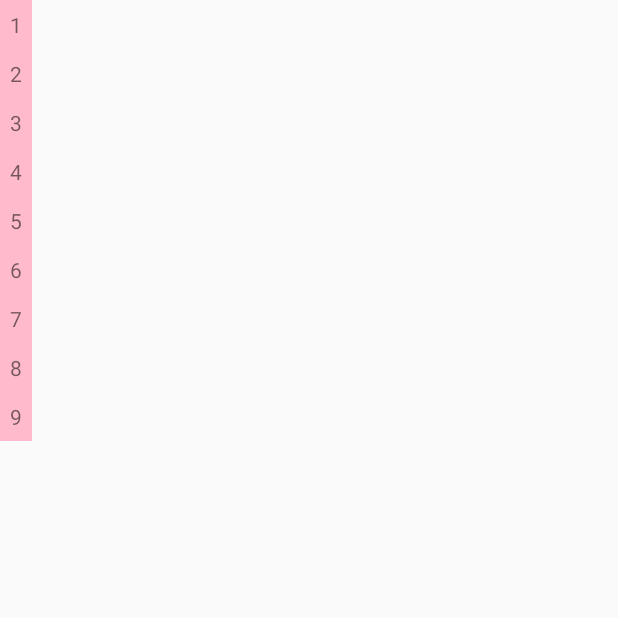
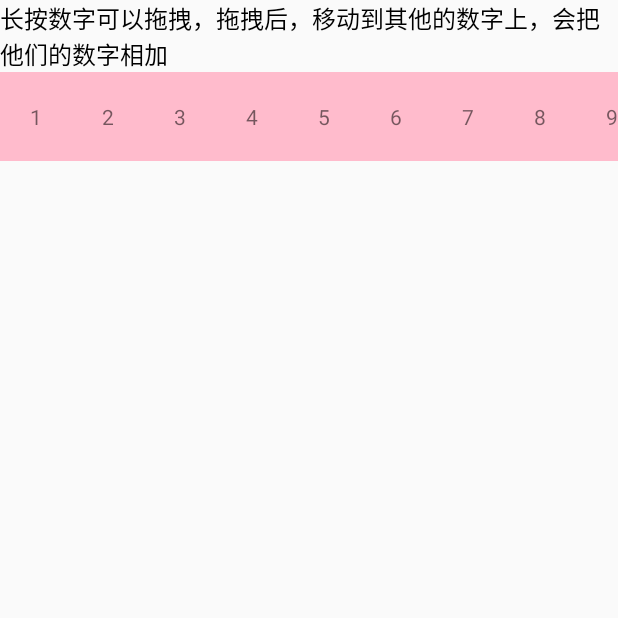
Before and after one commit to lx610/MyDemo, an Android app: the DragActivity screen opened directly, with no data from a screen before it, on a phone screen of 412 x 824 dp, the top half of it. Run offline under Robolectric (Android 15) with nearby library versions, the phone set to English and light mode, and no system bars; our stand-ins replace ButterKnife, CircleImageView.

Commit message:
增加dragActivity的说明

```diff
--- a/app/src/main/java/com/demo/lixuan/mydemo/MainActivity.java
+++ b/app/src/main/java/com/demo/lixuan/mydemo/MainActivity.java
@@ -78,8 +78,6 @@ public class  MainActivity extends BaseActivity {
         mLlBtContainer.addView(generateBtToStartActivity(new HttpActivity()));
         mLlBtContainer.addView(generateBtToStartActivity(new TextViewActivity()));
 
-
-
     }
 
     @Override
--- a/app/src/main/java/com/demo/lixuan/mydemo/animation/drag/DragActivity.java
+++ b/app/src/main/java/com/demo/lixuan/mydemo/animation/drag/DragActivity.java
@@ -26,7 +26,8 @@ public class DragActivity extends BaseActivity {
 
     @Override
     public int getLayoutResId() {
-        return R.layout.layout_only_gridlayout;
+//        return R.layout.layout_only_gridlayout;
+        return R.layout.activity_drag;
     }
 
     @Override
--- a/app/src/main/java/com/demo/lixuan/mydemo/base/BaseActivity.java
+++ b/app/src/main/java/com/demo/lixuan/mydemo/base/BaseActivity.java
@@ -99,13 +99,13 @@ public abstract class BaseActivity extends AppCompatActivity {
     public View generateTextButton(String buttonName, View.OnClickListener oncliclickLiener) {
         TextView textBt=new TextView(this);
         LinearLayout.LayoutParams params=new LinearLayout.LayoutParams(ViewGroup.LayoutParams.WRAP_CONTENT, ViewGroup.LayoutParams.WRAP_CONTENT);
-        params.setMargins(10,10,10,10);
+        params.setMargins(30,30,30,30);
         textBt.setLayoutParams(params);
         textBt.setText(buttonName);
         if (Build.VERSION.SDK_INT >= Build.VERSION_CODES.LOLLIPOP) {
             textBt.setBackground(getDrawable(R.color.pink));
         }
-        textBt.setPadding(10,10,10,10);
+        textBt.setPadding(30,30,30,30);
         textBt.setOnClickListener(oncliclickLiener);
         return textBt;
     }
--- /dev/null
+++ b/app/src/main/res/layout/activity_drag.xml
@@ -0,0 +1,17 @@
+<?xml version="1.0" encoding="utf-8"?>
+<LinearLayout
+    xmlns:android="http://schemas.android.com/apk/res/android"
+    android:orientation="vertical"
+    android:layout_width="match_parent"
+    android:layout_height="match_parent">
+    <TextView
+        android:text="长按数字可以拖拽，拖拽后，移动到其他的数字上，会把他们的数字相加"
+        android:textSize="16sp"
+        android:textColor="@color/black"
+        android:layout_width="wrap_content"
+        android:layout_height="wrap_content"/>
+<GridLayout
+    android:id="@+id/root_grid_layout"
+    android:layout_width="match_parent"
+    android:layout_height="wrap_content"/>
+</LinearLayout>
```
